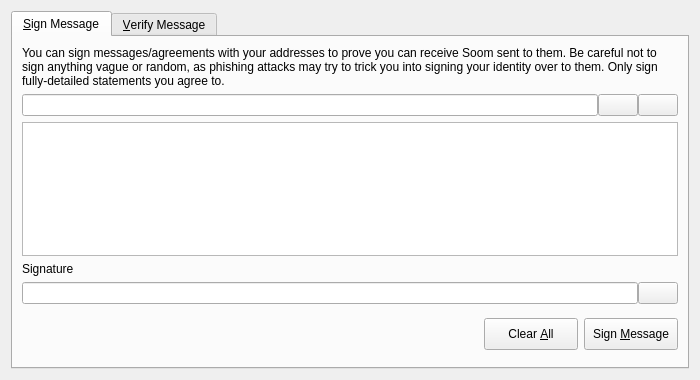
Before: the Qt Designer form src/qt/forms/signverifymessagedialog.ui in soom-4th-blockchain/soom-core, drawn with Qt 5.
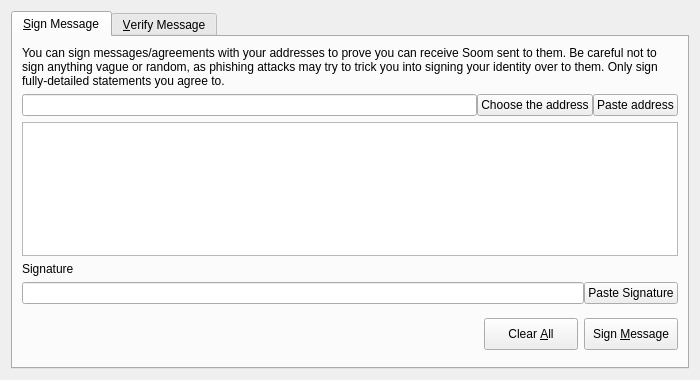
After: the same form once the commit is applied. The open tabs and pages were chosen to show the change. Custom widgets are drawn as their Qt base class.

Diff of the .ui file:
```diff
--- a/src/qt/forms/signverifymessagedialog.ui
+++ b/src/qt/forms/signverifymessagedialog.ui
@@ -70,7 +70,7 @@
             <string>Choose previously used address</string>
            </property>
            <property name="text">
-            <string/>
+            <string>Choose the address</string>
            </property>
            <property name="shortcut">
             <string>Alt+A</string>
@@ -92,7 +92,7 @@
             <string>Paste address from clipboard</string>
            </property>
            <property name="text">
-            <string/>
+            <string>Paste address</string>
            </property>
            <property name="shortcut">
             <string>Alt+P</string>
@@ -150,7 +150,7 @@
             <string>Copy the current signature to the system clipboard</string>
            </property>
            <property name="text">
-            <string/>
+            <string>Paste Signature</string>
            </property>
            <property name="autoDefault">
             <bool>false</bool>
```
Left out of the diff: 4 changed lines with no effect on the pictures.
